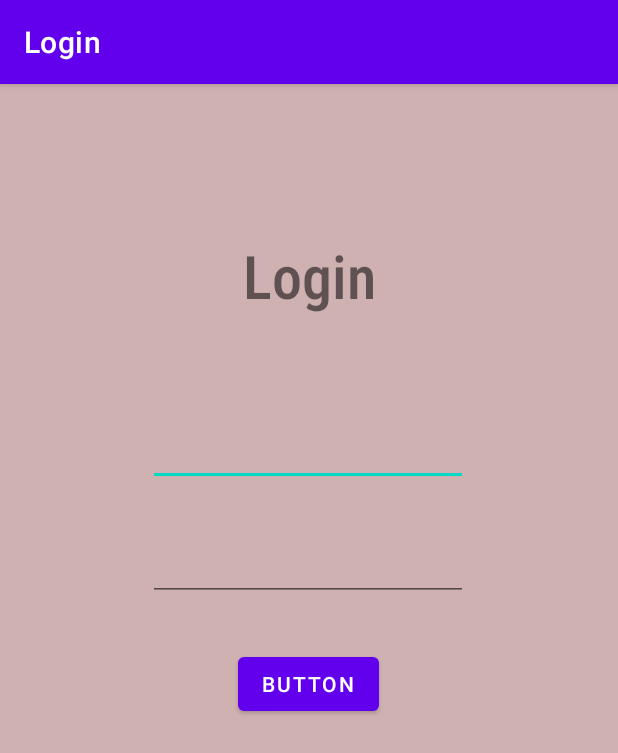
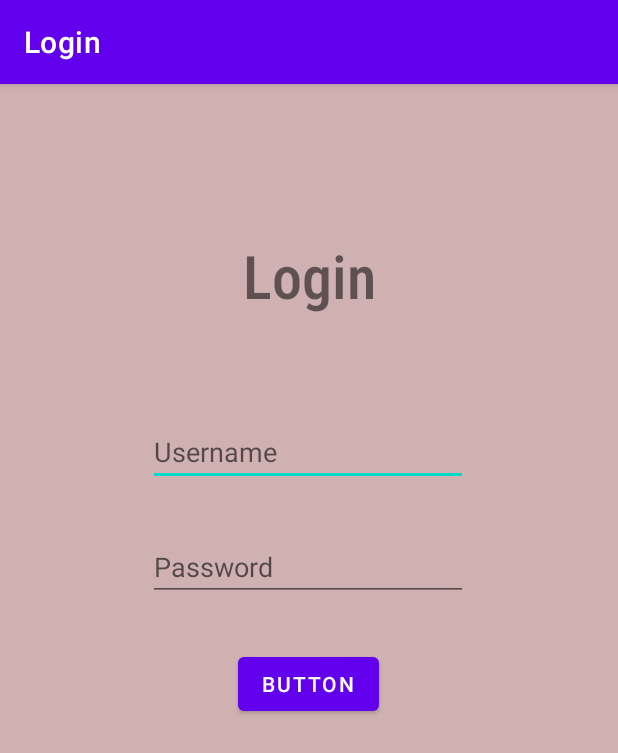
Before and after one commit to CodeERAayush/Task, an Android app: the screen it shows after launch (MainActivity), on a phone screen of 412 x 824 dp. Shown: the top 753 px of the screen. Run offline under Robolectric (Android 15) with nearby library versions, the phone set to English and light mode, and no system bars.

Commit message:
Login App

```diff
--- a/Login/app/src/main/res/layout/activity_main.xml
+++ b/Login/app/src/main/res/layout/activity_main.xml
@@ -27,6 +27,7 @@
         android:layout_height="wrap_content"
         android:layout_marginTop="68dp"
         android:ems="10"
+        android:hint="Username"
         android:inputType="textPersonName"
         app:layout_constraintEnd_toEndOf="parent"
         app:layout_constraintHorizontal_bias="0.497"
@@ -52,6 +53,7 @@
         android:layout_width="wrap_content"
         android:layout_height="wrap_content"
         android:ems="10"
+        android:hint="Password"
         android:inputType="textPersonName"
         app:layout_constraintBottom_toTopOf="@+id/check"
         app:layout_constraintEnd_toEndOf="parent"
```
